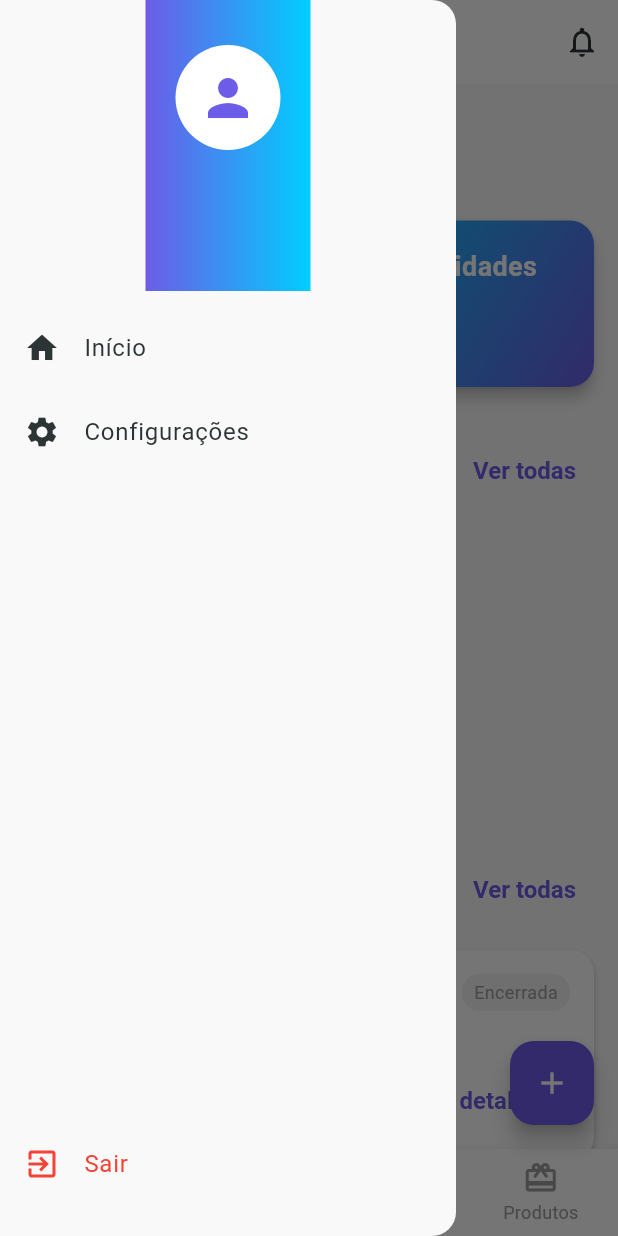
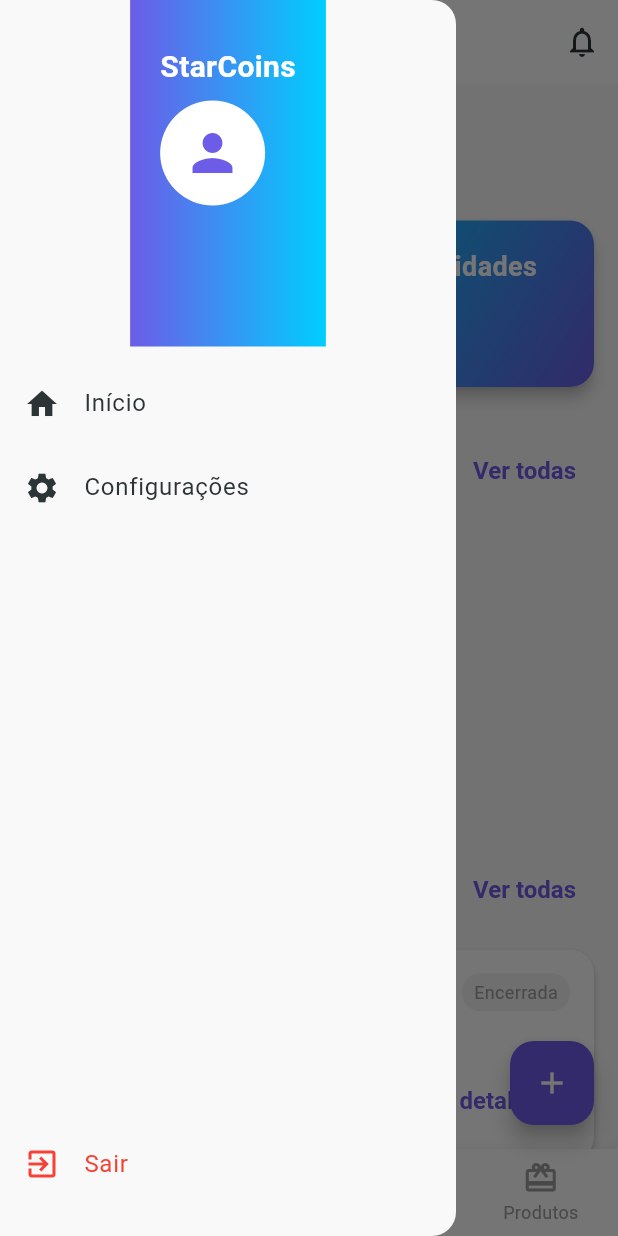
Before and after one commit to RonaldoChiavegatti/staircoins, a Flutter app: the ProfessorHomeScreen screen opened directly, with the side drawer open, on a phone screen of 412 x 824 dp. Run offline on Flutter 3.47's test engine with Material 3 defaults, Android fonts, the phone set to English and light mode, and no system bars; our stand-ins replace cloud_firestore, dartz, equatable, file_picker, firebase_auth, firebase_core and 7 more; missing offline and left inert: dart:html; accounts and stored records are empty; Roboto replaces fonts that are missing (Poppins).

Commit message:
Tirando botão de inicialização do Firebase (Teste) na tela de login e ajuste no nome do app

```diff
--- a/lib/login_screen.dart
+++ b/lib/login_screen.dart
@@ -154,7 +154,7 @@
                         ),
                         const SizedBox(height: 8),
                         const Text(
-                          'Faça login para acessar o StairCoins',
+                          'Faça login para acessar o StarCoins',
                           style: TextStyle(
                             color: Colors.grey,
                           ),
--- a/lib/main.dart
+++ b/lib/main.dart
@@ -81,9 +81,9 @@
         ),
       ],
       child: MaterialApp(
-        title: 'StairCoins',
+        title: 'StarCoins',
         theme: AppTheme.lightTheme,
-        home: const LoginScreenWithSeed(),
+        home: const LoginScreen(),
         debugShowCheckedModeBanner: false,
       ),
     );
--- a/lib/screens/auth/cadastro_screen.dart
+++ b/lib/screens/auth/cadastro_screen.dart
@@ -102,7 +102,7 @@
                 ),
                 const SizedBox(height: 24),
                 const Text(
-                  'StairCoins',
+                  'StarCoins',
                   style: TextStyle(
                     fontSize: 24,
                     fontWeight: FontWeight.bold,
--- a/lib/screens/auth/login_screen.dart
+++ b/lib/screens/auth/login_screen.dart
@@ -94,7 +94,7 @@
                 ),
                 const SizedBox(height: 24),
                 const Text(
-                  'StairCoins',
+                  'StarCoins',
                   style: TextStyle(
                     fontSize: 24,
                     fontWeight: FontWeight.bold,
--- a/lib/screens/professor/atividade/nova_atividade_screen.dart
+++ b/lib/screens/professor/atividade/nova_atividade_screen.dart
@@ -128,7 +128,7 @@
               TextFormField(
                 controller: _pontuacaoController,
                 decoration: InputDecoration(
-                  labelText: 'Pontuação (StairCoins)',
+                  labelText: 'Pontuação (StarCoins)',
                   border: OutlineInputBorder(
                     borderRadius: BorderRadius.circular(12),
                   ),
--- a/lib/screens/professor/professor_home_screen.dart
+++ b/lib/screens/professor/professor_home_screen.dart
@@ -71,7 +71,7 @@
   Widget build(BuildContext context) {
     return Scaffold(
       appBar: AppBar(
-        title: const Text('StairCoins'),
+        title: const Text('StarCoins'),
         actions: [
           IconButton(
             icon: const Icon(Icons.notifications_outlined),
--- a/lib/screens/professor/turma/detalhe_turma_screen.dart
+++ b/lib/screens/professor/turma/detalhe_turma_screen.dart
@@ -613,7 +613,7 @@
 
   void _compartilharTurma(Turma turma) {
     final texto =
-        'Entre na minha turma "${turma.nome}" no StairCoins usando o código: ${turma.codigo}';
+        'Entre na minha turma "${turma.nome}" no StarCoins usando o código: ${turma.codigo}';
     Share.share(texto);
   }
 
--- a/lib/widgets/app_drawer.dart
+++ b/lib/widgets/app_drawer.dart
@@ -36,6 +36,15 @@
               child: Column(
                 crossAxisAlignment: CrossAxisAlignment.start,
                 children: [
+                  const Text(
+                    'StarCoins',
+                    style: TextStyle(
+                      fontSize: 20,
+                      fontWeight: FontWeight.bold,
+                      color: Colors.white,
+                    ),
+                  ),
+                  const SizedBox(height: 8),
                   CircleAvatar(
                     radius: 35,
                     backgroundColor: Colors.white,
```
